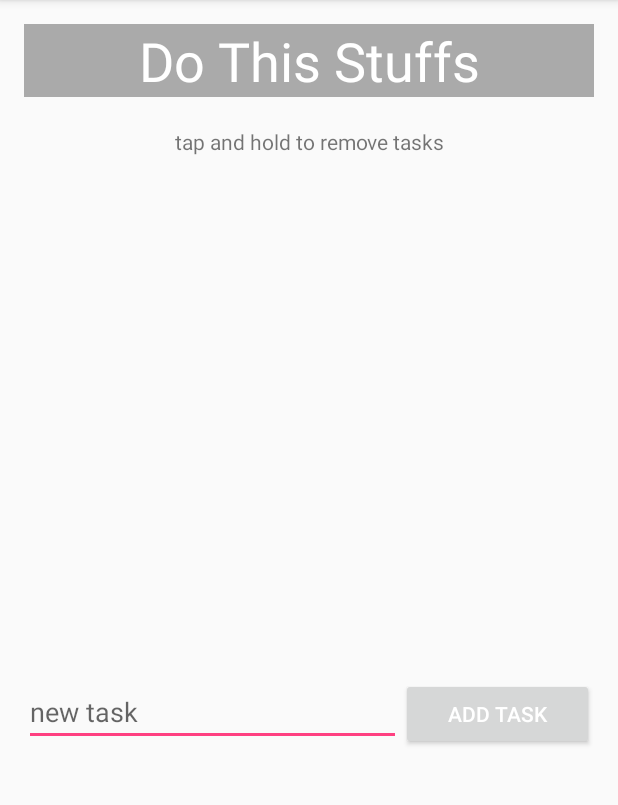
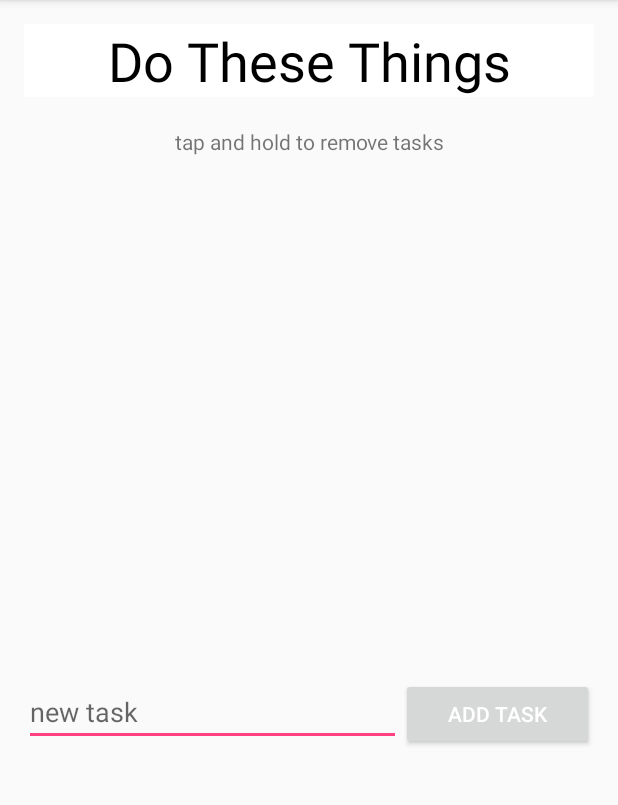
Before and after one commit to JNorbury/Jonahnorbury-pset4, an Android app: the screen it shows after launch (MainActivity), on a phone screen of 412 x 824 dp, the part 84-889 px from its top. Run offline under Robolectric (Android 15) with nearby library versions, the phone set to English and light mode, and no system bars.

```diff
--- a/app/src/main/res/layout/activity_main.xml
+++ b/app/src/main/res/layout/activity_main.xml
@@ -18,8 +18,8 @@
         android:textSize="36sp"
         android:id="@+id/textView3"
         android:textAlignment="center"
-        android:background="@android:color/darker_gray"
-        android:textColor="@android:color/white" />
+        android:background="@android:color/white"
+        android:textColor="@android:color/black" />
 
     <TextView
         android:text="@string/todo_add_task_hint_edit_text"
--- a/app/src/main/res/values/strings.xml
+++ b/app/src/main/res/values/strings.xml
@@ -1,6 +1,6 @@
 <resources>
     <string name="app_name">Jonahnorbury-pset4</string>
-    <string name="to_do_list_title_text_view">Do This Stuffs</string>
+    <string name="to_do_list_title_text_view">Do These Things</string>
     <string name="todo_add_task_hint_edit_text">tap and hold to remove tasks</string>
     <string name="add_task_button_text">add task</string>
     <string name="new_task_edit_text">new task</string>
```
